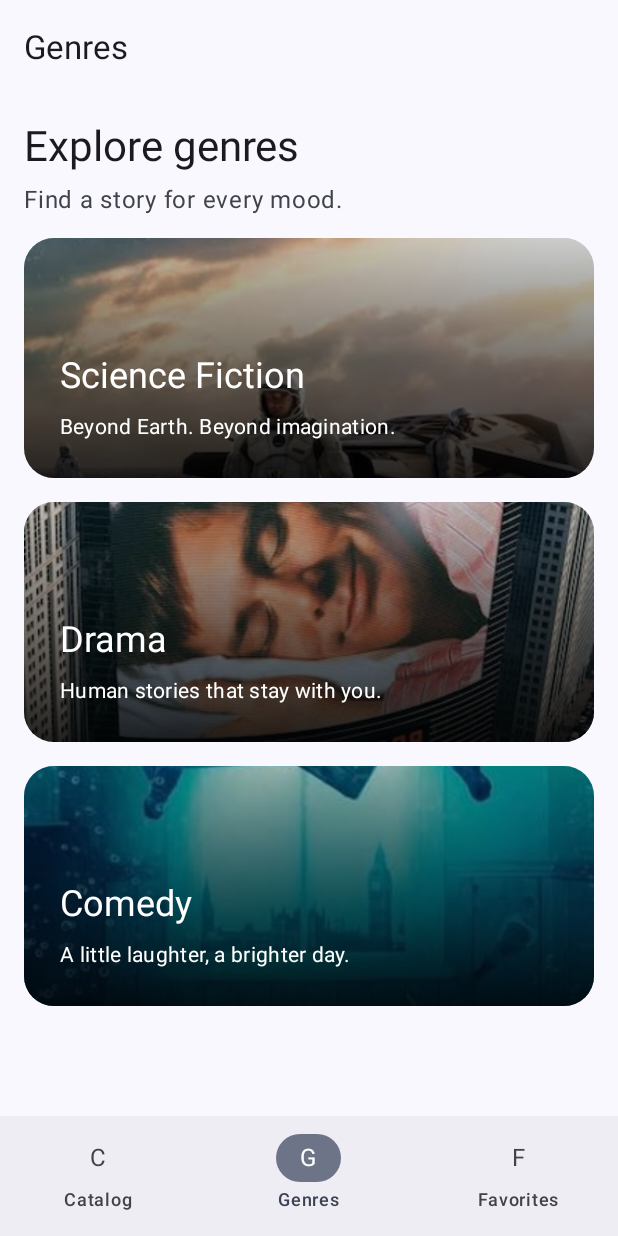
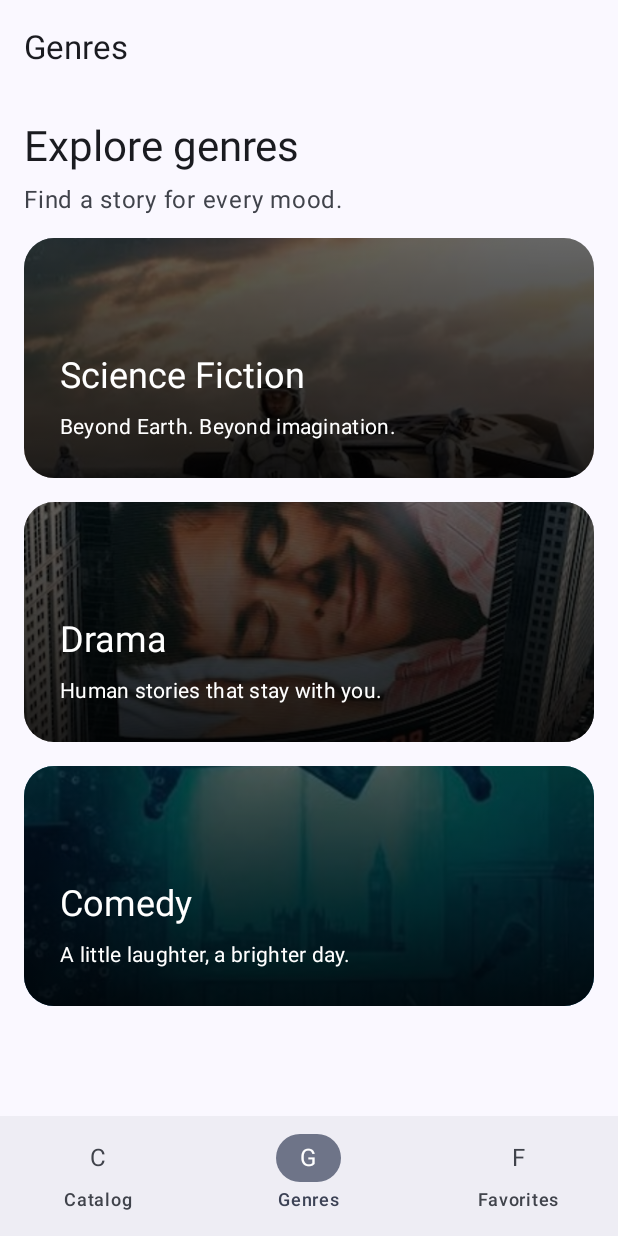
Before and after one commit to qaldosh-dev/MovieLibraryProject, an Android app built with Jetpack Compose: the GenresScreen screen opened through its navigation route, on a phone screen of 412 x 824 dp. Run offline under Robolectric (Android 15) with nearby library versions, the phone set to English and light mode, and no system bars.

Commit message:
Improve genre card contrast for large text

```diff
--- a/app/src/main/java/com/example/movielibraryproject/ui/screens/GenresScreen.kt
+++ b/app/src/main/java/com/example/movielibraryproject/ui/screens/GenresScreen.kt
@@ -105,8 +105,8 @@ private fun GenreCard(genre: String, onClick: () -> Unit) {
                     .background(
                         Brush.verticalGradient(
                             colors = listOf(
-                                Color.Black.copy(alpha = 0.2f),
-                                Color.Black.copy(alpha = 0.85f)
+                                Color.Black.copy(alpha = 0.6f),
+                                Color.Black.copy(alpha = 0.88f)
                             )
                         )
                     )
```
